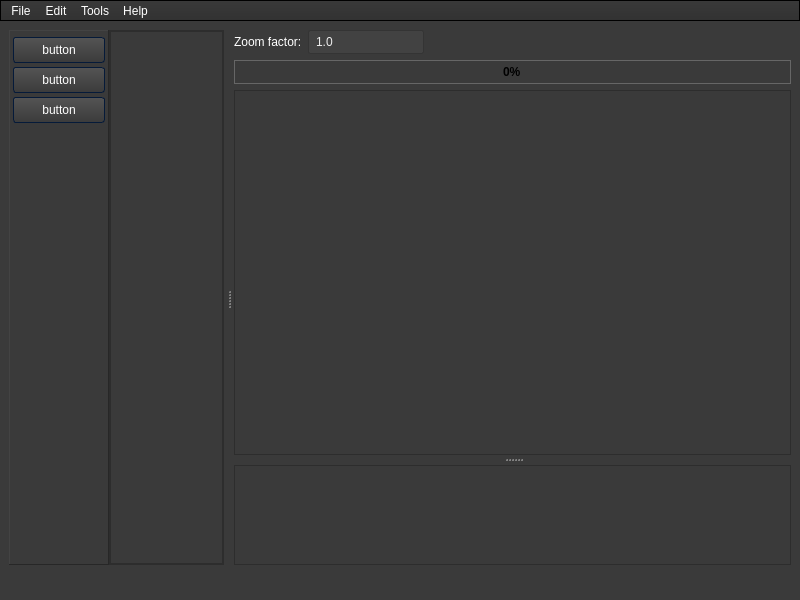
Qt form forms/mainwindow.ui (WTS012201/Text-Extraction-Tool) before a commit.
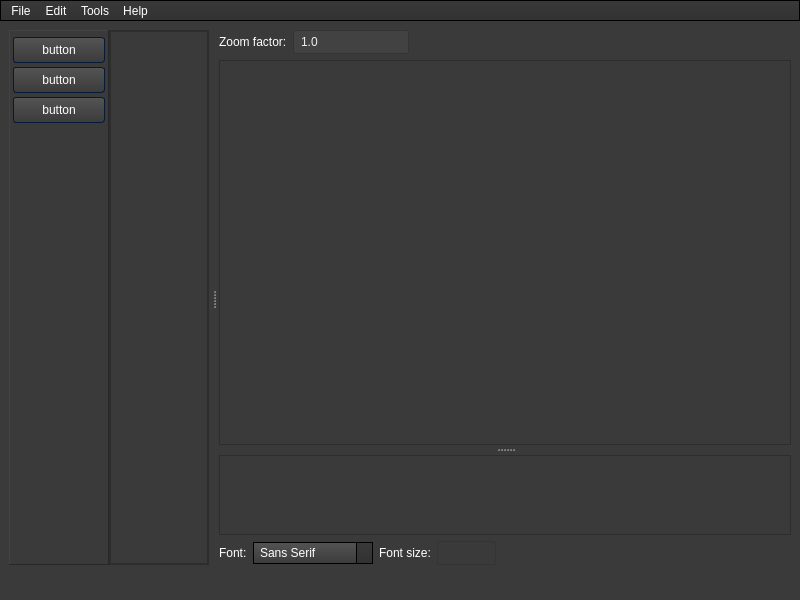
The same form after that commit. Icons and pictures are not drawn.

Commit message: font and fontsize

Patch:
```diff
--- a/forms/mainwindow.ui
+++ b/forms/mainwindow.ui
@@ -1154,7 +1154,7 @@
                 <rect>
                  <x>0</x>
                  <y>0</y>
-                 <width>96</width>
+                 <width>97</width>
                  <height>525</height>
                 </rect>
                </property>
@@ -1254,22 +1254,6 @@
                       </item>
                      </layout>
                     </item>
-                    <item>
-                     <widget class="QProgressBar" name="progressBar">
-                      <property name="maximum">
-                       <number>100</number>
-                      </property>
-                      <property name="value">
-                       <number>0</number>
-                      </property>
-                      <property name="invertedAppearance">
-                       <bool>false</bool>
-                      </property>
-                      <property name="format">
-                       <string>%p%</string>
-                      </property>
-                     </widget>
-                    </item>
                     <item>
                      <widget class="QScrollArea" name="scrollArea">
                       <property name="widgetResizable">
@@ -1280,8 +1264,8 @@
                         <rect>
                          <x>0</x>
                          <y>0</y>
-                         <width>526</width>
-                         <height>318</height>
+                         <width>525</width>
+                         <height>351</height>
                         </rect>
                        </property>
                        <layout class="QVBoxLayout" name="verticalLayout_5">
@@ -1354,6 +1338,90 @@
                       </property>
                      </widget>
                     </item>
+                    <item>
+                     <layout class="QHBoxLayout" name="textOptions" stretch="0,2,0,1,5">
+                      <item>
+                       <widget class="QLabel" name="label_2">
+                        <property name="text">
+                         <string>Font:</string>
+                        </property>
+                       </widget>
+                      </item>
+                      <item>
+                       <widget class="QComboBox" name="fontBox">
+                        <item>
+                         <property name="text">
+                          <string>Sans Serif</string>
+                         </property>
+                        </item>
+                        <item>
+                         <property name="text">
+                          <string>FreeMono</string>
+                         </property>
+                        </item>
+                        <item>
+                         <property name="text">
+                          <string>FreeSans</string>
+                         </property>
+                        </item>
+                        <item>
+                         <property name="text">
+                          <string>FreeSerif</string>
+                         </property>
+                        </item>
+                        <item>
+                         <property name="text">
+                          <string>Monospace</string>
+                         </property>
+                        </item>
+                        <item>
+                         <property name="text">
+                          <string>Source Code Pro</string>
+                         </property>
+                        </item>
+                        <item>
+                         <property name="text">
+                          <string>Arial</string>
+                         </property>
+                        </item>
+                        <item>
+                         <property name="text">
+                          <string>Open Sans</string>
+                         </property>
+                        </item>
+                       </widget>
+                      </item>
+                      <item>
+                       <widget class="QLabel" name="fontSizeLabel">
+                        <property name="text">
+                         <string>Font size:</string>
+                        </property>
+                       </widget>
+                      </item>
+                      <item>
+                       <widget class="QLineEdit" name="fontSizeInput">
+                        <property name="styleSheet">
+                         <string notr="true">.QLineEdit{
+background:transparent;
+}</string>
+                        </property>
+                       </widget>
+                      </item>
+                      <item>
+                       <spacer name="horizontalSpacer_2">
+                        <property name="orientation">
+                         <enum>Qt::Horizontal</enum>
+                        </property>
+                        <property name="sizeHint" stdset="0">
+                         <size>
+                          <width>40</width>
+                          <height>20</height>
+                         </size>
+                        </property>
+                       </spacer>
+                      </item>
+                     </layout>
+                    </item>
                    </layout>
                   </widget>
                  </widget>
```
The commit also changes 8 other files.
